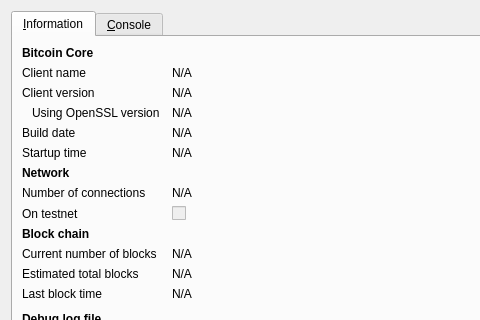
abcoin/ABCoin, file src/qt/forms/rpcconsole.ui: the form before one commit; both pictures show x 0 to 480 and y 0 to 320 of the 740 by 450 pixel window.
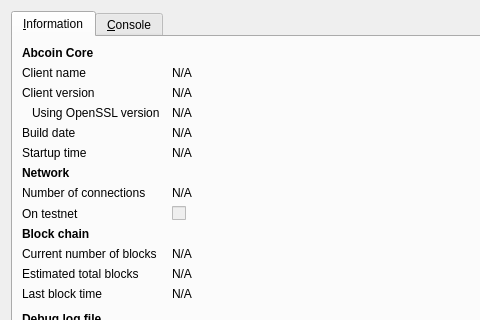
The form after the commit. Icons and pictures are not drawn.

What changed in the file:
```diff
--- a/src/qt/forms/rpcconsole.ui
+++ b/src/qt/forms/rpcconsole.ui
@@ -36,7 +36,7 @@
           </font>
          </property>
          <property name="text">
-          <string>Bitcoin Core</string>
+          <string>Abcoin Core</string>
          </property>
         </widget>
        </item>
```
Left out of the diff: 10 changed lines with no effect on the pictures.
